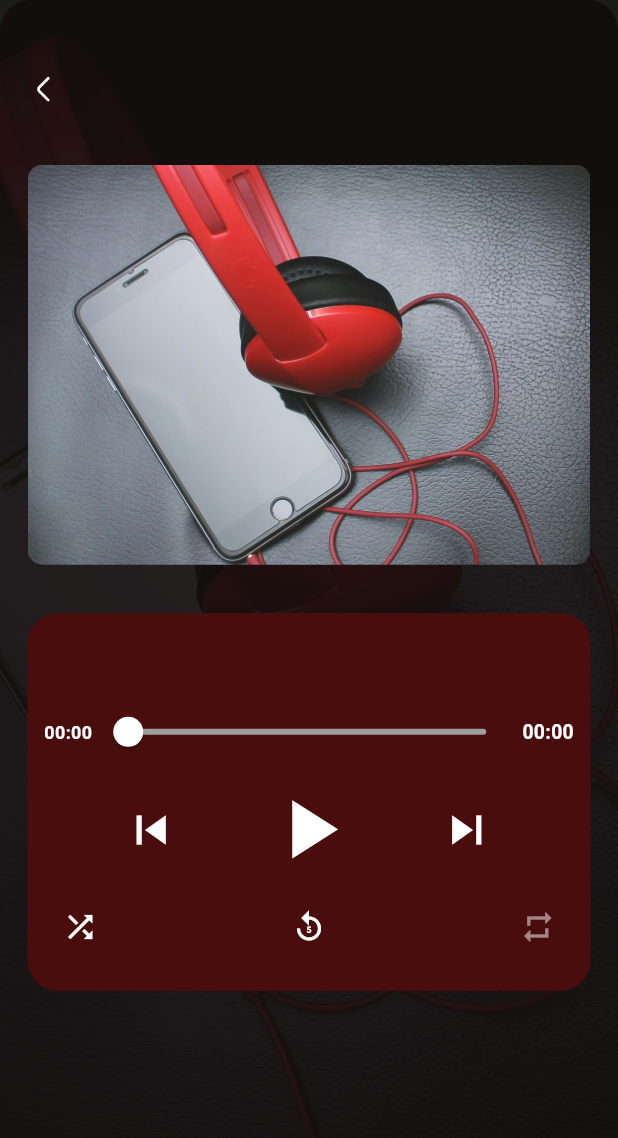
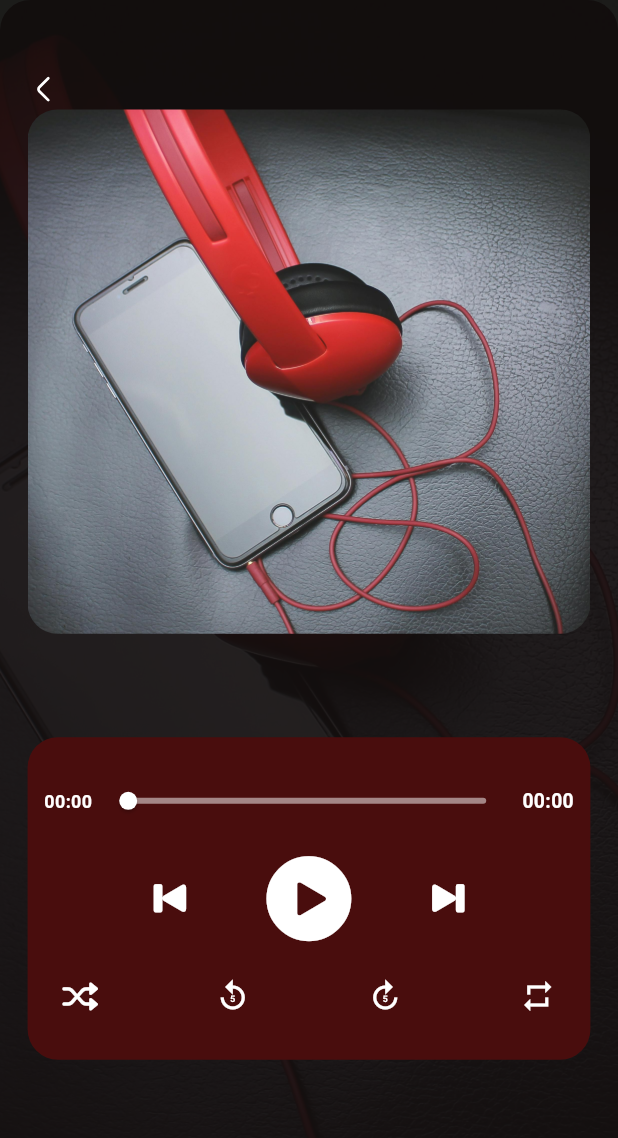
Before and after one commit to gabrielzawadi33/soundmile, a Flutter app: the MusicPlayer screen opened directly, on a phone screen of 412 x 824 dp. Shown: the top 1138 px of the screen. Run offline on Flutter 3.47's test engine with Material 3 defaults, Android fonts, the phone set to English and light mode, and no system bars; our stand-ins replace country_code_picker, device_info_plus, flutter_screenutil, flutter_svg, fluttertoast, get and 7 more; accounts and stored records are empty; Roboto replaces fonts that are missing (Plus Jakarta Sans); project files that could hold a hidden picture were left out.

Commit message:
player modificatio

```diff
--- a/lib/main.dart
+++ b/lib/main.dart
@@ -4,31 +4,51 @@ import 'package:just_audio_background/just_audio_background.dart';
 import 'package:sound_mile/splash_screen.dart';
 import 'package:sound_mile/util/color_category.dart';
 import 'package:sound_mile/util/pref_data.dart';
-
-// Future<void> main() async {
-//   WidgetsFlutterBinding.ensureInitialized() ;
-//   await PrefData.initializeDefaults();
-//   runApp(const MyApp());
-// }
-
-
+import 'package:get/get.dart';
+import 'controllers/player_controller.dart';
 
 Future<void> main() async {
-  WidgetsFlutterBinding.ensureInitialized() ;
+  WidgetsFlutterBinding.ensureInitialized();
   await PrefData.initializeDefaults();
   await JustAudioBackground.init(
     androidNotificationChannelId: 'com.ryanheise.bg_demo.channel.audio',
     androidNotificationChannelName: 'Audio playback',
     androidNotificationOngoing: true,
-
+    androidNotificationIcon: 'drawable/ic_notification',
   );
   runApp(const MyApp());
 }
 
-class MyApp extends StatelessWidget {
+class MyApp extends StatefulWidget {
   const MyApp({super.key});
 
-  // This widget is the root of your application.
+  @override
+  _MyAppState createState() => _MyAppState();
+}
+
+class _MyAppState extends State<MyApp> with WidgetsBindingObserver {
+  final PlayerController playerController = Get.put(PlayerController());
+
+  @override
+  void initState() {
+    super.initState();
+    WidgetsBinding.instance.addObserver(this);
+    playerController.loadPlayingSong();
+  }
+
+  @override
+  void dispose() {
+    WidgetsBinding.instance.removeObserver(this);
+    super.dispose();
+  }
+
+  @override
+  void didChangeAppLifecycleState(AppLifecycleState state) {
+    if (state == AppLifecycleState.paused || state == AppLifecycleState.detached) {
+      playerController.savePlayingSong();
+    }
+  }
+
   @override
   Widget build(BuildContext context) {
     return GetMaterialApp(
@@ -39,7 +59,6 @@ class MyApp extends StatelessWidget {
         useMaterial3: true,
       ),
       home: const SplashScreen(),
-
     );
   }
 }
--- a/lib/pages/player/music_player.dart
+++ b/lib/pages/player/music_player.dart
@@ -1,3 +1,4 @@
+import 'package:flutter/cupertino.dart';
 import 'package:flutter/material.dart';
 import 'package:flutter_screenutil/flutter_screenutil.dart';
 import 'package:get/get.dart';
@@ -258,17 +259,22 @@ class _MusicPlayerState extends State<MusicPlayer> {
                   Obx(() {
                     return getAppBar(() {
                       backClick();
-                    }, playerController.playingSong.value?.title ?? '');
+                    },
+                        playerController
+                                .playbackState.value.playingSong?.title ??
+                            '');
                   }),
-                  getVerSpace(40.h),
+                  // getVerSpace(10.h),
                   Expanded(
                     child: ListView(
                       primary: true,
                       shrinkWrap: false,
                       children: [
                         buildMusicPoster(),
+
+                        getVerSpace(30.h),
+                        buildMusicDetail(),
                         getVerSpace(5.h),
-                        getVerSpace(30.h),
                         buildPlaybackControls(),
                         getVerSpace(30.h),
                         // buildPlaylistSection(),
@@ -300,7 +306,6 @@ class _MusicPlayerState extends State<MusicPlayer> {
       padding: EdgeInsets.symmetric(horizontal: 12.h, vertical: 20.h),
       child: Column(
         children: [
-          buildMusicDetail(),
           Row(
             mainAxisAlignment: MainAxisAlignment.spaceBetween,
             children: [
@@ -329,6 +334,16 @@ class _MusicPlayerState extends State<MusicPlayer> {
                           positionSnapshot.data?.inMilliseconds.toDouble() ??
                               0.0;
                       return Expanded(
+                        child: SliderTheme(
+                          data: SliderTheme.of(context).copyWith(
+                            thumbShape: RoundSliderThumbShape(
+                                enabledThumbRadius:
+                                    6.0), // Adjust the radius as needed
+                            activeTrackColor: secondaryColor,
+                            inactiveTrackColor: textColor.withOpacity(0.5),
+                            thumbColor: textColor,
+                            overlayColor: secondaryColor.withOpacity(0.2),
+                          ),
                           child: Slider(
                             min: 0.0,
                             max: maxDuration,
@@ -338,8 +353,7 @@ class _MusicPlayerState extends State<MusicPlayer> {
                               playerController.audioPlayer
                                   .seek(Duration(milliseconds: value.toInt()));
                             },
-                          activeColor: textColor,
-                          inactiveColor: Colors.grey,
+                          ),
                         ),
                       );
                     },
@@ -365,18 +379,18 @@ class _MusicPlayerState extends State<MusicPlayer> {
             mainAxisAlignment: MainAxisAlignment.center,
             children: [
               IconButton(
-                icon: Icon(Icons.skip_previous, color: textColor),
-                iconSize: 42.h,
+                icon: Icon(CupertinoIcons.backward_end_fill, color: textColor, size: 30.h),
+
                 onPressed: () {
                   playerController.playPreviousSong();
                 },
               ),
-              getHorSpace(40.h),
+              getHorSpace(30.h),
               Obx(() => IconButton(
                     icon: Icon(
                       playerController.isPlaying.value
-                          ? Icons.pause
-                          : Icons.play_arrow,
+                          ? CupertinoIcons.pause_circle
+                          : CupertinoIcons.play_circle_fill,
                       size: 72.h,
                       color: textColor,
                     ),
@@ -384,10 +398,10 @@ class _MusicPlayerState extends State<MusicPlayer> {
                       await playerController.togglePlayPause();
                     },
                   )),
-              getHorSpace(40.h),
+              getHorSpace(30.h),
               IconButton(
-                icon: Icon(Icons.skip_next_sharp, color: textColor, size: 42.h),
-                iconSize: 42.h,
+                icon: Icon(CupertinoIcons.forward_end_fill,
+                    color: textColor, size: 30.h),
                 onPressed: () {
                   playerController.playNextSong();
                 },
@@ -400,8 +414,9 @@ class _MusicPlayerState extends State<MusicPlayer> {
               Obx(() {
                 return IconButton(
                   icon: playerController.isShuffle.value
-                      ? Icon(Icons.shuffle_on_outlined, color: textColor)
-                      : Icon(Icons.shuffle, color: textColor),
+                      ? Icon(CupertinoIcons.shuffle_thick,
+                          color: secondaryColor)
+                      : Icon(CupertinoIcons.shuffle, color: textColor),
                   onPressed: () {
                     playerController.toggleShuffleMode();
                     showToast(
@@ -427,15 +442,33 @@ class _MusicPlayerState extends State<MusicPlayer> {
                 },
               ),
               IconButton(
+                icon: Icon(Icons.forward_5, color: textColor),
+                onPressed: () {
+                  final currentPosition = playerController.audioPlayer.position;
+                  final duration = playerController.audioPlayer.duration;
+                  if (currentPosition + Duration(seconds: 5) < duration!) {
+                    playerController.audioPlayer
+                        .seek(currentPosition + Duration(seconds: 5));
+                    showToast(
+                      "Forward 5 seconds",
+                      context,
+                    );
+                  } else {
+                    playerController.audioPlayer.seek(duration);
+                    showToast("Reached end of song", context);
+                  }
+                },
+              ),
+              IconButton(
                 icon: Obx(() {
                   switch (playerController.loopMode.value) {
                     case LoopMode.one:
-                      return Icon(Icons.repeat_one, color: textColor);
+                      return Icon(CupertinoIcons.repeat_1,
+                          color: secondaryColor);
                     case LoopMode.all:
+                      return Icon(CupertinoIcons.repeat, color: secondaryColor);
+                    default: // LoopMode.off
                       return Icon(Icons.repeat, color: textColor);
-                    default: // LoopMode.off
-                      return Icon(Icons.repeat,
-                          color: textColor.withOpacity(0.5));
                   }
                 }),
                 onPressed: () {
@@ -534,22 +567,25 @@ class _MusicPlayerState extends State<MusicPlayer> {
   //         ),
   //       ).marginOnly(bottom: 20.h);
   //     },
-  //   );
+  //   );A
   // }
 
   Column buildMusicDetail() {
     return Column(
       children: [
         Obx(() {
-          return getCustomFont(playerController.playingSong.value?.title ?? "",
-              18.sp, textColor, 1,
+          return getCustomFont(
+              playerController.playbackState.value.playingSong?.title ?? '',
+              18.sp,
+              textColor,
+              1,
               fontWeight: FontWeight.w700);
         }),
         getVerSpace(2.h),
         Obx(
           () {
             return getMultilineCustomFont(
-                playerController.playingSong.value?.artist ?? '',
+                playerController.playbackState.value.playingSong?.artist ?? '',
                 12.sp,
                 hintColor,
                 fontWeight: FontWeight.w400);
@@ -562,14 +598,14 @@ class _MusicPlayerState extends State<MusicPlayer> {
   Widget buildMusicPoster() {
     return Container(
         width: 260.h,
-        height: 290.h,
+        height: 380.h,
         decoration: BoxDecoration(
-          borderRadius: BorderRadius.circular(2.h),
+            // borderRadius: BorderRadius.circular(2.h),
             ),
         child: buildMusicImage(
           context,
-          10.0, // Example border radius
-          boxFit: BoxFit.cover, // Example BoxFit
+          20.0, // Example border radius
+          boxFit: BoxFit.fitWidth, // Example BoxFit
         ));
 
     // Widget buildPlayListButton(BuildContext context, int songId) {
--- a/lib/splash_screen.dart
+++ b/lib/splash_screen.dart
@@ -6,6 +6,7 @@ import 'package:sound_mile/util/color_category.dart';
 import 'package:sound_mile/util/constant_widget.dart';
 import 'package:sound_mile/util/pref_data.dart';
 
+import 'controllers/home_conroller.dart';
 import 'controllers/player_controller.dart';
 
 class SplashScreen extends StatefulWidget {
@@ -16,6 +17,7 @@ class SplashScreen extends StatefulWidget {
 }
 
 class _SplashScreenState extends State<SplashScreen> {
+    HomeController homeController = Get.put(HomeController());
     late bool isPermitted;
 
   @override
@@ -25,6 +27,7 @@ class _SplashScreenState extends State<SplashScreen> {
   }
 
   void getIsFirst() async {
+    homeController.getIsShowPlayingData();
     await Future.delayed(const Duration(seconds:1));
      isPermitted = (await PrefData.getIsPermitted())!;
 
--- a/lib/util/constant_widget.dart
+++ b/lib/util/constant_widget.dart
@@ -23,7 +23,7 @@ showToast(String s, BuildContext context) {
         toastLength: Toast.LENGTH_SHORT,
         gravity: ToastGravity.BOTTOM,
         timeInSecForIosWeb: 1,
-        backgroundColor: Colors.black,
+        backgroundColor: secondaryColor,
         textColor: textColor,
         fontSize: 12);
 
@@ -89,7 +89,7 @@ Widget buildMusicImage(BuildContext context, double? borderRadius,
 
 Future<Uint8List?> _getArtwork(int? id) async {
   if (id == null) return null;
-  return await audioQuery.queryArtwork(id, ArtworkType.AUDIO);
+  return await audioQuery.queryArtwork(id, ArtworkType.AUDIO, size:1000, quality: 100);
 }
 
 Widget getSvgImage(String image,
```
Also changed, not shown: lib/controllers/home_conroller.dart (+25 -2 lines), lib/controllers/player_controller.dart (+84 -10 lines), lib/model/extended_song_model.dart (+14 -0 lines), lib/pages/home_screen.dart (+22 -21 lines), lib/pages/tab/tab_home.dart (+43 -15 lines), lib/pages/view all/all_music.dart (+140 -0 lines), lib/pages/view all/all_recent_music.dart (+4 -4 lines), lib/util/pref_data.dart (+37 -5 lines), 2 other files. Lines whose indentation alone changed are shown as unchanged.
